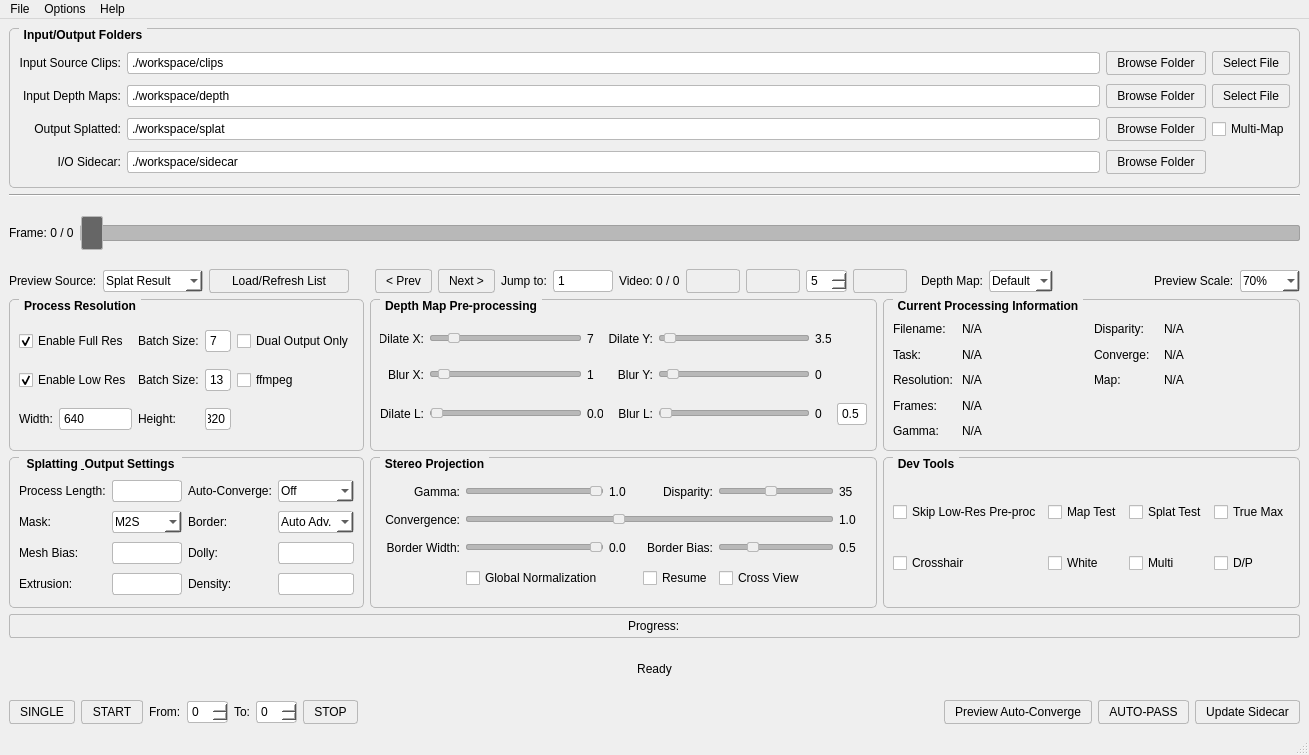
Before: the Qt Designer form core/ui/splatting.ui in Billynom8/StereoCrafter, drawn with Qt 5.
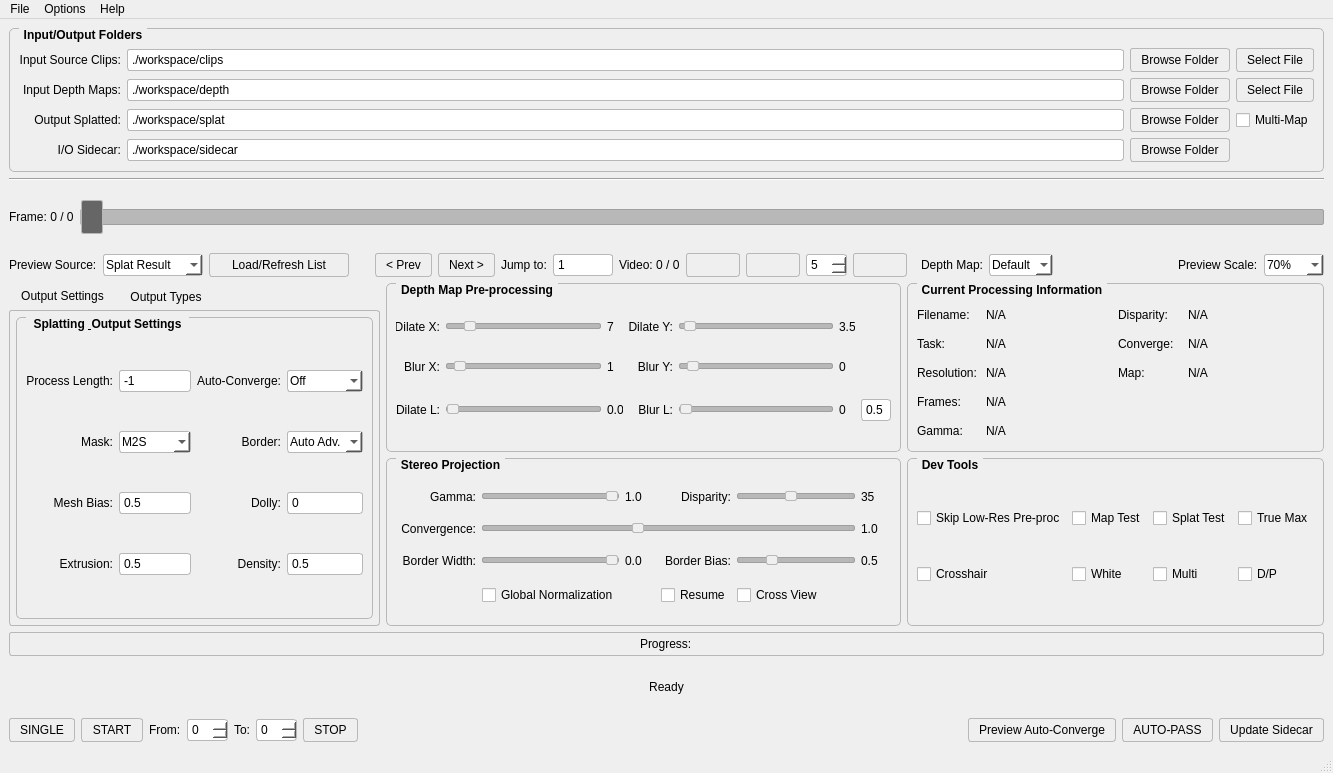
After: the same form once the commit is applied. Icons and pictures are not drawn.

Commit message: Refactor splatting_gui_qt into modular widget classes and fix batch/preview parity

The edit to the form file:
```diff
--- a/core/ui/splatting.ui
+++ b/core/ui/splatting.ui
@@ -6,8 +6,8 @@
    <rect>
     <x>0</x>
     <y>0</y>
-    <width>1309</width>
-    <height>755</height>
+    <width>1333</width>
+    <height>773</height>
    </rect>
   </property>
   <property name="windowTitle">
@@ -103,10 +103,38 @@
     background-color: palette(highlight); 
     width: 1px; 
 }
-   </string>
+/* Tab Widget - Make it match the theme */
+QTabWidget::pane {
+    border: 1px solid palette(mid);
+    background-color: palette(window);  /* Matches your main window */
+    border-radius: 3px;
+}
+
+QTabWidget::tab-bar {
+    alignment: left;
+}
+
+QTabBar::tab {
+    background-color: palette(window);
+    color: palette(button-text);
+    padding: 6px 12px;
+    margin-right: 2px;
+    border-top-left-radius: 3px;
+    border-top-right-radius: 3px;
+}
+
+QTabBar::tab:selected {
+    background-color: palette(button);  /* Blends with the pane */
+    color: palette(text);
+    border-bottom: 1px solid palette(window);  /* Hides the separator line */
+}
+
+QTabBar::tab:hover:!selected {
+    background-color: palette(light);
+}</string>
   </property>
   <widget class="QWidget" name="centralwidget">
-   <layout class="QGridLayout" name="gridLayout">
+   <layout class="QGridLayout" name="gridLayout_9">
     <item row="0" column="0">
      <layout class="QGridLayout" name="gridLayout_1">
       <item row="0" column="0">
@@ -547,6 +575,204 @@
       <item>
        <layout class="QVBoxLayout" name="verticalLayout_left_panel">
         <item>
+         <widget class="QTabWidget" name="tabWidget">
+          <property name="currentIndex">
+           <number>0</number>
+          </property>
+          <widget class="QWidget" name="tab_output_settings">
+           <attribute name="title">
+            <string>Output Settings</string>
+           </attribute>
+           <layout class="QVBoxLayout" name="verticalLayout">
+            <property name="leftMargin">
+             <number>6</number>
+            </property>
+            <property name="topMargin">
+             <number>6</number>
+            </property>
+            <property name="rightMargin">
+             <number>6</number>
+            </property>
+            <property name="bottomMargin">
+             <number>6</number>
+            </property>
+            <item>
+             <widget class="QGroupBox" name="groupBox_splatting_settings">
+              <property name="maximumSize">
+               <size>
+                <width>16777215</width>
+                <height>16777215</height>
+               </size>
+              </property>
+              <property name="title">
+               <string>Splatting &amp; Output Settings</string>
+              </property>
+              <layout class="QGridLayout" name="gridLayout_4">
+               <item row="0" column="1">
+                <widget class="QLineEdit" name="lineEdit_process_length">
+                 <property name="text">
+                  <string>-1</string>
+                 </property>
+                </widget>
+               </item>
+               <item row="2" column="0">
+                <widget class="QLabel" name="label_mesh_bias">
+                 <property name="text">
+                  <string>Mesh Bias:</string>
+                 </property>
+                 <property name="alignment">
+                  <set>Qt::AlignmentFlag::AlignRight|Qt::AlignmentFlag::AlignTrailing|Qt::AlignmentFlag::AlignVCenter</set>
+                 </property>
+                </widget>
+               </item>
+               <item row="1" column="2">
+                <widget class="QLabel" name="label_border">
+                 <property name="text">
+                  <string>Border:</string>
+                 </property>
+                 <property name="alignment">
+                  <set>Qt::AlignmentFlag::AlignRight|Qt::AlignmentFlag::AlignTrailing|Qt::AlignmentFlag::AlignVCenter</set>
+                 </property>
+                </widget>
+               </item>
+               <item row="1" column="3">
+                <widget class="QComboBox" name="comboBox_border">
+                 <item>
+                  <property name="text">
+                   <string>Auto Adv.</string>
+                  </property>
+                 </item>
+                </widget>
+               </item>
+               <item row="2" column="1">
+                <widget class="QLineEdit" name="lineEdit_mesh_bias">
+                 <property name="text">
+                  <string>0.5</string>
+                 </property>
+                </widget>
+               </item>
+               <item row="3" column="0">
+                <widget class="QLabel" name="label_extrusion">
+                 <property name="text">
+                  <string>Extrusion:</string>
+                 </property>
+                 <property name="alignment">
+                  <set>Qt::AlignmentFlag::AlignRight|Qt::AlignmentFlag::AlignTrailing|Qt::AlignmentFlag::AlignVCenter</set>
+                 </property>
+                </widget>
+               </item>
+               <item row="0" column="0">
+                <widget class="QLabel" name="label_process_length">
+                 <property name="text">
+                  <string>Process Length:</string>
+                 </property>
+                 <property name="alignment">
+                  <set>Qt::AlignmentFlag::AlignRight|Qt::AlignmentFlag::AlignTrailing|Qt::AlignmentFlag::AlignVCenter</set>
+                 </property>
+                </widget>
+               </item>
+               <item row="0" column="2">
+                <widget class="QLabel" name="label_auto_convergence">
+                 <property name="text">
+                  <string>Auto-Converge:</string>
+                 </property>
+                 <property name="alignment">
+                  <set>Qt::AlignmentFlag::AlignRight|Qt::AlignmentFlag::AlignTrailing|Qt::AlignmentFlag::AlignVCenter</set>
+                 </property>
+                </widget>
+               </item>
+               <item row="3" column="1">
+                <widget class="QLineEdit" name="lineEdit_mesh_extrusion">
+                 <property name="text">
+                  <string>0.5</string>
+                 </property>
+                </widget>
+               </item>
+               <item row="1" column="1">
+                <widget class="QComboBox" name="comboBox_mask_type">
+                 <item>
+                  <property name="text">
+                   <string>M2S</string>
+                  </property>
+                 </item>
+                </widget>
+               </item>
+               <item row="2" column="2">
+                <widget class="QLabel" name="label_dolly">
+                 <property name="text">
+                  <string>Dolly:</string>
+                 </property>
+                 <property name="alignment">
+                  <set>Qt::AlignmentFlag::AlignRight|Qt::AlignmentFlag::AlignTrailing|Qt::AlignmentFlag::AlignVCenter</set>
+                 </property>
+                </widget>
+               </item>
+               <item row="3" column="2">
+                <widget class="QLabel" name="label_density">
+                 <property name="text">
+                  <string>Density:</string>
+                 </property>
+                 <property name="alignment">
+                  <set>Qt::AlignmentFlag::AlignRight|Qt::AlignmentFlag::AlignTrailing|Qt::AlignmentFlag::AlignVCenter</set>
+                 </property>
+                </widget>
+               </item>
+               <item row="2" column="3">
+                <widget class="QLineEdit" name="lineEdit_mesh_dolly">
+                 <property name="text">
+                  <string>0</string>
+                 </property>
+                </widget>
+               </item>
+               <item row="1" column="0">
+                <widget class="QLabel" name="label_mask">
+                 <property name="text">
+                  <string>Mask:</string>
+                 </property>
+                 <property name="alignment">
+                  <set>Qt::AlignmentFlag::AlignRight|Qt::AlignmentFlag::AlignTrailing|Qt::AlignmentFlag::AlignVCenter</set>
+                 </property>
+                </widget>
+               </item>
+               <item row="0" column="3">
+                <widget class="QComboBox" name="comboBox_auto_convergence">
+                 <item>
+                  <property name="text">
+                   <string>Off</string>
+                  </property>
+                 </item>
+                </widget>
+               </item>
+               <item row="3" column="3">
+                <widget class="QLineEdit" name="lineEdit_mesh_density">
+                 <property name="text">
+                  <string>0.5</string>
+                 </property>
+                </widget>
+               </item>
+              </layout>
+             </widget>
+            </item>
+           </layout>
+          </widget>
+          <widget class="QWidget" name="tab_output_types">
+           <attribute name="title">
+            <string>Output Types</string>
+           </attribute>
+           <layout class="QVBoxLayout" name="verticalLayout_2">
+            <property name="leftMargin">
+             <number>6</number>
+            </property>
+            <property name="topMargin">
+             <number>6</number>
+            </property>
+            <property name="rightMargin">
+             <number>6</number>
+            </property>
+            <property name="bottomMargin">
+             <number>6</number>
+            </property>
+            <item>
          <widget class="QGroupBox" name="groupBox_process_resolution">
           <property name="maximumSize">
            <size>
@@ -652,99 +878,60 @@
          </widget>
         </item>
         <item>
-         <widget class="QGroupBox" name="groupBox_splatting_settings">
-          <property name="maximumSize">
-           <size>
-            <width>16777215</width>
-            <height>16777215</height>
-           </size>
-          </property>
+             <widget class="QGroupBox" name="groupBox_individual_outputs">
           <property name="title">
-           <string>Splatting &amp; Output Settings</string>
-          </property>
-          <layout class="QGridLayout" name="gridLayout_4">
-           <item row="1" column="2">
-            <widget class="QLabel" name="label_border">
+               <string>Individual Outputs</string>
+              </property>
+              <layout class="QGridLayout" name="gridLayout">
+               <item row="0" column="0">
+                <widget class="QCheckBox" name="checkBox_splat_low">
              <property name="text">
-              <string>Border:</string>
+                  <string>Splat Low</string>
              </property>
             </widget>
            </item>
-           <item row="3" column="1">
-            <widget class="QLineEdit" name="lineEdit_mesh_extrusion"/>
-           </item>
-           <item row="1" column="0">
-            <widget class="QLabel" name="label_mask">
-             <property name="text">
-              <string>Mask:</string>
-             </property>
-            </widget>
-           </item>
-           <item row="0" column="3">
-            <widget class="QComboBox" name="comboBox_auto_convergence">
-             <item>
-              <property name="text">
-               <string>Off</string>
-              </property>
-             </item>
-            </widget>
-           </item>
            <item row="0" column="1">
-            <widget class="QLineEdit" name="lineEdit_process_length"/>
-           </item>
-           <item row="3" column="2">
-            <widget class="QLabel" name="label_density">
+                <widget class="QCheckBox" name="checkBox_splat_hi">
              <property name="text">
-              <string>Density:</string>
-             </property>
-            </widget>
-           </item>
-           <item row="2" column="3">
-            <widget class="QLineEdit" name="lineEdit_mesh_dolly"/>
-           </item>
-           <item row="3" column="0">
-            <widget class="QLabel" name="label_extrusion">
-             <property name="text">
-              <string>Extrusion:</string>
+                  <string>Splat High</string>
              </property>
             </widget>
            </item>
            <item row="0" column="2">
-            <widget class="QLabel" name="label_auto_convergence">
+                <widget class="QCheckBox" name="checkBox_anaglyph">
              <property name="text">
-              <string>Auto-Converge:</string>
+                  <string>Analyph 3D</string>
              </property>
             </widget>
            </item>
-           <item row="0" column="0">
-            <widget class="QLabel" name="label_process_length">
+               <item row="1" column="0">
+                <widget class="QCheckBox" name="checkBox">
              <property name="text">
-              <string>Process Length:</string>
+                  <string>Mask Low</string>
              </property>
             </widget>
            </item>
            <item row="1" column="1">
-            <widget class="QComboBox" name="comboBox_mask_type">
-             <item>
+                <widget class="QCheckBox" name="checkBox_mask">
               <property name="text">
-               <string>M2S</string>
-              </property>
-             </item>
-            </widget>
-           </item>
-           <item row="1" column="3">
-            <widget class="QComboBox" name="comboBox_border">
-             <item>
+                  <string>Mask High</string>
+                 </property>
+                </widget>
+               </item>
+               <item row="1" column="2">
+                <widget class="QCheckBox" name="checkBox_flowmap_x">
+                 <property name="enabled">
+                  <bool>false</bool>
+                 </property>
               <property name="text">
-               <string>Auto Adv.</string>
-              </property>
-             </item>
+                  <string>Flowmap X</string>
+                 </property>
             </widget>
            </item>
            <item row="2" column="0">
-            <widget class="QLabel" name="label_mesh_bias">
+                <widget class="QCheckBox" name="checkBox_mesh_sbs">
              <property name="text">
-              <string>Mesh Bias:</string>
+                  <string>Mesh SBS</string>
              </property>
             </widget>
            </item>
@@ -752,16 +939,20 @@
             <widget class="QLineEdit" name="lineEdit_mesh_bias"/>
            </item>
            <item row="2" column="2">
-            <widget class="QLabel" name="label_dolly">
+                <widget class="QCheckBox" name="checkBox_flowmap_full">
+                 <property name="enabled">
+                  <bool>false</bool>
+                 </property>
              <property name="text">
-              <string>Dolly:</string>
+                  <string>Flowmap Full</string>
              </property>
             </widget>
            </item>
-           <item row="3" column="3">
-            <widget class="QLineEdit" name="lineEdit_mesh_density"/>
-           </item>
-          </layout>
+              </layout>
+             </widget>
+            </item>
+           </layout>
+          </widget>
          </widget>
         </item>
        </layout>
@@ -1660,7 +1851,7 @@
     <rect>
      <x>0</x>
      <y>0</y>
-     <width>1309</width>
+     <width>1333</width>
      <height>33</height>
     </rect>
    </property>
```
Left out of the diff: 24 changed lines with no effect on the pictures. Lines whose indentation alone changed are shown as unchanged. The commit also changes 12 other files.
